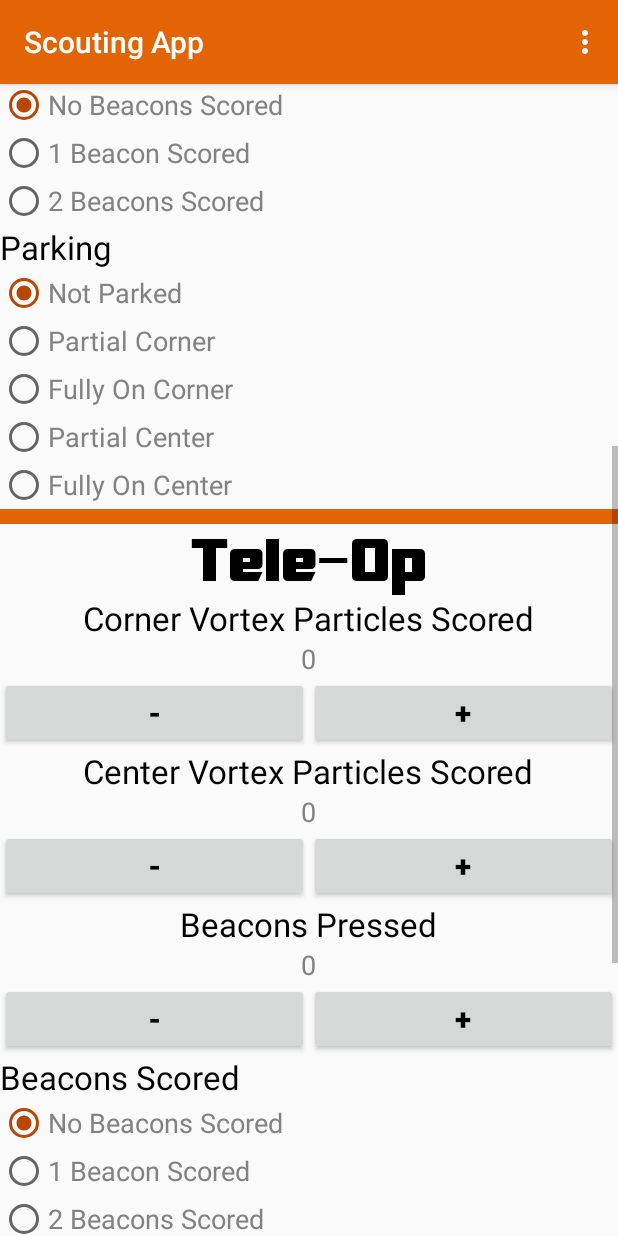
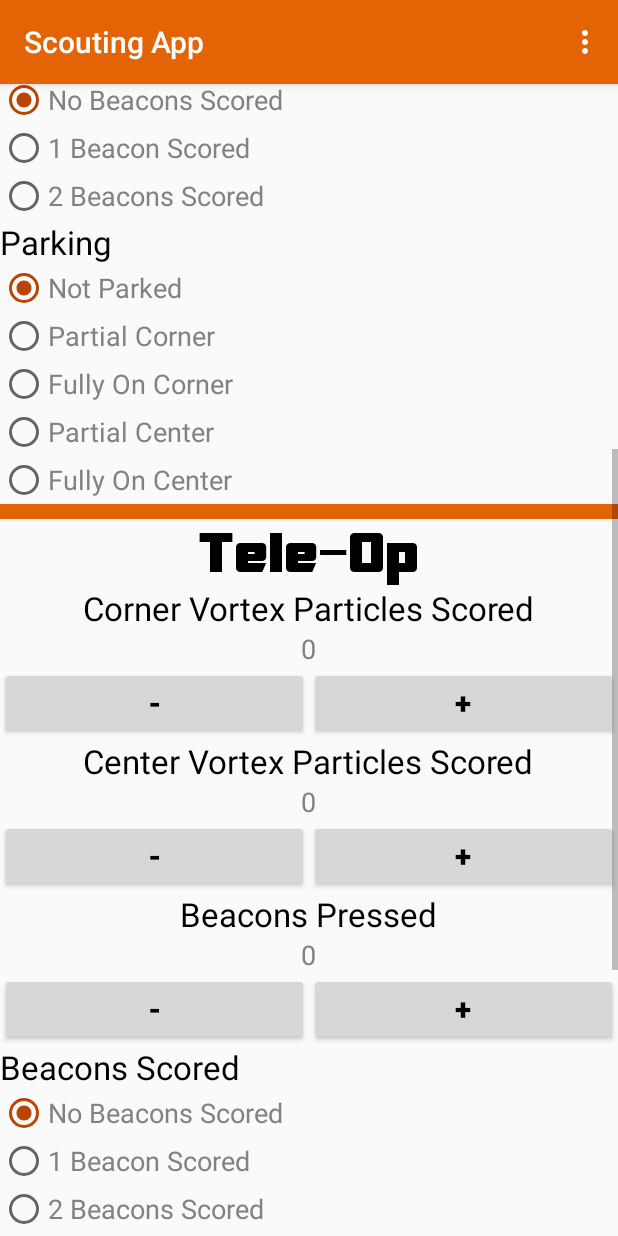
Before and after one commit to DeltaRobotics/ScoutingAppVelocityVortex, an Android app: the screen it shows after launch (MainActivity), scrolled down 537 dp, on a phone screen of 412 x 824 dp. Run offline under Robolectric (Android 15) with nearby library versions, the phone set to English and light mode, and no system bars.

Commit message:
-Started App Version Dev 1.1 -Added Edit Last Match -Added Store Match Info When Leaving Edit Match Page

```diff
--- a/app/src/main/java/org/deltaroboticsftc/scoutingapp_velocityvortex/RadioSet.java
+++ b/app/src/main/java/org/deltaroboticsftc/scoutingapp_velocityvortex/RadioSet.java
@@ -19,6 +19,7 @@ public class RadioSet
     private boolean specialTextError = false;
 
     private int startChecked;
+    private int curChecked;
 
     public RadioSet(boolean hasSpecialTextPass)
     {
@@ -53,7 +54,7 @@ public class RadioSet
         {
 
             startChecked = arrayLength;
-            this.resetToDefault();
+            buttonsArray[startChecked].setChecked(true);
 
         }
 
@@ -74,7 +75,7 @@ public class RadioSet
         {
 
             startChecked = arrayLength;
-            this.resetToDefault();
+            buttonsArray[startChecked].setChecked(true);
 
         }
 
@@ -151,6 +152,39 @@ public class RadioSet
     {
 
         buttonsArray[startChecked].setChecked(true);
+        curChecked = startChecked;
+
+    }
+
+    public void storeCurChecked()
+    {
+
+        curChecked = this.getChecked();
+
+    }
+
+    public void setChecked(int set)
+    {
+
+        //If set = -1 check will be set to curChecked
+
+        if(set == -1)
+        {
+
+            buttonsArray[curChecked].setChecked(true);
+            return;
+
+        }
+
+        if(0 <= set && set < arrayLength)
+        {
+
+            buttonsArray[set].setChecked(true);
+            return;
+
+        }
+
+        this.resetToDefault();
 
     }
 
--- a/app/src/main/res/layout/content_main.xml
+++ b/app/src/main/res/layout/content_main.xml
@@ -79,7 +79,7 @@
                     android:layout_width="wrap_content"
                     android:layout_height="wrap_content"
                     android:id="@+id/title_tele"
-                    android:textSize="40sp"
+                    android:textSize="@dimen/text_title"
                     android:layout_gravity="center_horizontal"
                     android:textStyle="normal|bold"
                     android:textColor="@color/text_title" />
@@ -99,7 +99,7 @@
                     android:layout_width="wrap_content"
                     android:layout_height="wrap_content"
                     android:id="@+id/title_end"
-                    android:textSize="40sp"
+                    android:textSize="@dimen/text_title"
                     android:textColor="@color/text_title"
                     android:textStyle="normal|bold"
                     android:layout_gravity="center_horizontal"
--- a/app/src/main/res/layout/layout_autonomous.xml
+++ b/app/src/main/res/layout/layout_autonomous.xml
@@ -106,7 +106,7 @@
 
     <RadioGroup
         android:layout_width="match_parent"
-        android:layout_height="wrap_content" >
+        android:layout_height="wrap_content">
 
         <RadioButton
             android:text="No"
@@ -116,7 +116,8 @@
             android:layout_weight="1"
             android:textSize="18sp"
             android:checked="false"
-            android:textColor="@color/text_items" />
+            android:textColor="@color/text_items"
+            android:onClick="storeAutoCapballMoved"/>
 
         <RadioButton
             android:text="Yes"
@@ -126,7 +127,8 @@
             android:layout_weight="1"
             android:textSize="18sp"
             android:textColor="@color/text_items"
-            android:checked="false" />
+            android:checked="false"
+            android:onClick="storeAutoCapballMoved" />
     </RadioGroup>
 
     <TextView
@@ -140,7 +142,7 @@
 
     <RadioGroup
         android:layout_width="match_parent"
-        android:layout_height="wrap_content" >
+        android:layout_height="wrap_content">
 
         <RadioButton
             android:text="No Beacons Scored"
@@ -150,7 +152,8 @@
             android:layout_weight="1"
             android:textColor="@color/text_items"
             android:textSize="@dimen/text_items"
-            android:checked="false" />
+            android:checked="false"
+            android:onClick="storeAutoBeaconsScored" />
 
         <RadioButton
             android:text="1 Beacon Scored"
@@ -159,7 +162,8 @@
             android:id="@+id/radio_auto_beacons_1"
             android:layout_weight="1"
             android:textColor="@color/text_items"
-            android:textSize="@dimen/text_items" />
+            android:textSize="@dimen/text_items"
+            android:onClick="storeAutoBeaconsScored" />
 
         <RadioButton
             android:text="2 Beacons Scored"
@@ -168,7 +172,8 @@
             android:id="@+id/radio_auto_beacons_2"
             android:layout_weight="1"
             android:textColor="@color/text_items"
-            android:textSize="@dimen/text_items" />
+            android:textSize="@dimen/text_items"
+            android:onClick="storeAutoBeaconsScored" />
 
     </RadioGroup>
 
@@ -183,7 +188,7 @@
 
     <RadioGroup
         android:layout_width="match_parent"
-        android:layout_height="wrap_content" >
+        android:layout_height="wrap_content">
 
         <RadioButton
             android:text="Not Parked"
@@ -193,7 +198,8 @@
             android:layout_weight="1"
             android:textSize="@dimen/text_items"
             android:textColor="@color/text_items"
-            android:checked="false" />
+            android:checked="false"
+            android:onClick="storeAutoParking" />
 
         <RadioButton
             android:text="Partial Corner"
@@ -202,7 +208,8 @@
             android:id="@+id/radio_auto_parking_corner_par"
             android:layout_weight="1"
             android:textSize="@dimen/text_items"
-            android:textColor="@color/text_items" />
+            android:textColor="@color/text_items"
+            android:onClick="storeAutoParking" />
 
         <RadioButton
             android:text="Fully On Corner"
@@ -211,7 +218,8 @@
             android:id="@+id/radio_auto_parking_corner"
             android:layout_weight="1"
             android:textSize="@dimen/text_items"
-            android:textColor="@color/text_items" />
+            android:textColor="@color/text_items"
+            android:onClick="storeAutoParking" />
 
         <RadioButton
             android:text="Partial Center"
@@ -220,7 +228,8 @@
             android:id="@+id/radio_auto_parking_center_par"
             android:layout_weight="1"
             android:textSize="18sp"
-            android:textColor="@color/text_items" />
+            android:textColor="@color/text_items"
+            android:onClick="storeAutoParking" />
 
         <RadioButton
             android:text="Fully On Center"
@@ -229,7 +238,8 @@
             android:id="@+id/radio_auto_parking_center"
             android:layout_weight="1"
             android:textSize="@dimen/text_items"
-            android:textColor="@color/text_items" />
+            android:textColor="@color/text_items"
+            android:onClick="storeAutoParking" />
 
     </RadioGroup>
 
--- a/app/src/main/res/layout/layout_tele_op.xml
+++ b/app/src/main/res/layout/layout_tele_op.xml
@@ -162,7 +162,7 @@
 
     <RadioGroup
         android:layout_width="match_parent"
-        android:layout_height="wrap_content" >
+        android:layout_height="wrap_content">
 
         <RadioButton
             android:text="No Beacons Scored"
@@ -172,7 +172,8 @@
             android:layout_weight="1"
             android:textSize="18sp"
             android:checked="false"
-            android:textColor="@color/text_items" />
+            android:textColor="@color/text_items"
+            android:onClick="storeTeleBeaconsScored" />
 
         <RadioButton
             android:text="1 Beacon Scored"
@@ -181,7 +182,8 @@
             android:id="@+id/radio_tele_beacons_1"
             android:layout_weight="1"
             android:textSize="18sp"
-            android:textColor="@color/text_items" />
+            android:textColor="@color/text_items"
+            android:onClick="storeTeleBeaconsScored" />
 
         <RadioButton
             android:text="2 Beacons Scored"
@@ -190,7 +192,8 @@
             android:id="@+id/radio_tele_beacons_2"
             android:layout_weight="1"
             android:textSize="18sp"
-            android:textColor="@color/text_items" />
+            android:textColor="@color/text_items"
+            android:onClick="storeTeleBeaconsScored" />
 
         <RadioButton
             android:text="3 Beacons Scored"
@@ -199,7 +202,8 @@
             android:id="@+id/radio_tele_beacons_3"
             android:layout_weight="1"
             android:textSize="@dimen/text_items"
-            android:textColor="@color/text_items" />
+            android:textColor="@color/text_items"
+            android:onClick="storeTeleBeaconsScored" />
 
         <RadioButton
             android:text="4 Beacons Scored"
@@ -208,7 +212,8 @@
             android:id="@+id/radio_tele_beacons_4"
             android:textSize="18sp"
             android:textColor="@color/text_items"
-            android:layout_weight="1" />
+            android:layout_weight="1"
+            android:onClick="storeTeleBeaconsScored" />
     </RadioGroup>
 
 </LinearLayout>
--- a/app/src/main/res/menu/menu_main.xml
+++ b/app/src/main/res/menu/menu_main.xml
@@ -2,6 +2,18 @@
     xmlns:app="http://schemas.android.com/apk/res-auto"
     xmlns:tools="http://schemas.android.com/tools"
     tools:context="org.deltaroboticsftc.scoutingapp_velocityvortex.MainActivity">
+
+    <item
+        android:id="@+id/action_moveTo_main_edit"
+        android:orderInCategory="100"
+        android:title="Edit Match"
+        app:showAsAction="never" />
+
+    <item
+        android:id="@+id/action_moveTo_main_new"
+        android:orderInCategory="100"
+        android:title="New Match"
+        app:showAsAction="never" />
 
     <item android:title="Settings"
         android:id="@+id/action_moveTo_settings"
@@ -16,11 +28,6 @@
         app:showAsAction="never" />
 
     <item
-        android:id="@+id/action_moveTo_main"
-        android:orderInCategory="100"
-        android:title="Main(temp)"
-        app:showAsAction="never" />
-    <item
         android:id="@+id/action_moveTo_review"
         android:orderInCategory="100"
         android:title="Review(temp)"
--- a/app/src/main/res/values/dimens.xml
+++ b/app/src/main/res/values/dimens.xml
@@ -3,7 +3,7 @@
     <dimen name="activity_horizontal_margin">16dp</dimen>
     <dimen name="activity_vertical_margin">16dp</dimen>
 
-    <dimen name="text_title">40sp</dimen>
+    <dimen name="text_title">37sp</dimen>
     <dimen name="text_sub_title">22sp</dimen>
     <dimen name="text_items">18sp</dimen>
     <dimen name="text_button">20sp</dimen>
--- a/app/src/main/res/values/strings.xml
+++ b/app/src/main/res/values/strings.xml
@@ -2,6 +2,6 @@
     <string name="app_name">Scouting App</string>
     <string name="game_name">Velocity Vortex</string>
 
-    <string name="version_number">Version Dev 1.0</string>
+    <string name="version_number">Version Dev 1.1</string>
     <string name="title_activity_review">ReviewActivity</string>
 </resources>
```
Also changed, not shown: app/src/main/java/org/deltaroboticsftc/scoutingapp_velocityvortex/InfoManager.java (+19 -0 lines), app/src/main/java/org/deltaroboticsftc/scoutingapp_velocityvortex/MainActivity.java (+95 -29 lines), app/src/main/res/layout/content_review.xml (+24 -7 lines), app/src/main/res/layout/layout_end_game.xml (+10 -6 lines), 2 other files.
